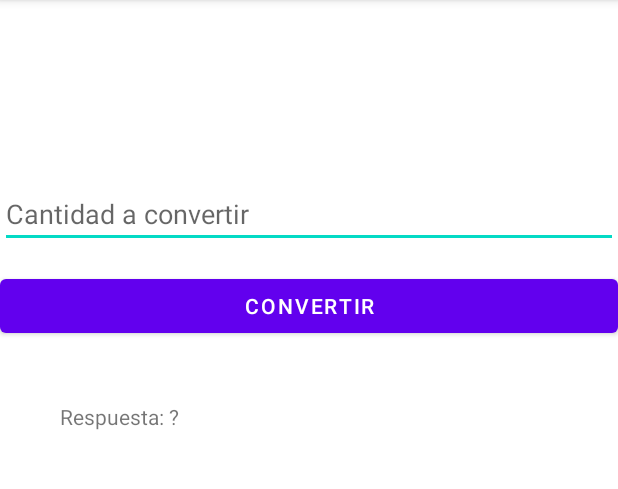
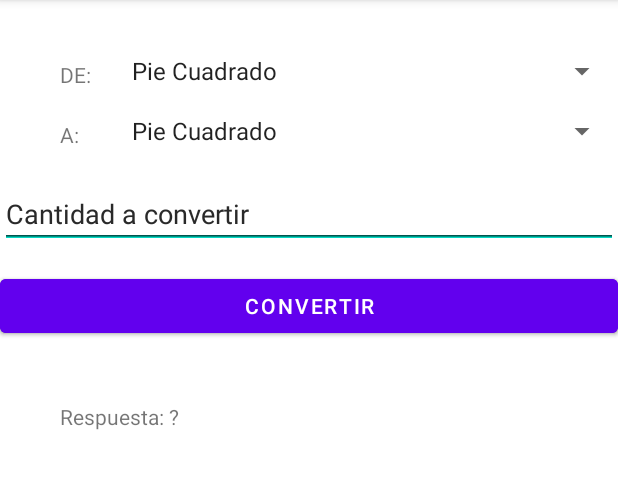
Before and after one commit to josejimenez20/Android_Studio_Ciclo_III, an Android app: the screen it shows after launch (MainActivity), on a phone screen of 412 x 824 dp, the part 84-573 px from its top. Run offline under Robolectric (Android 15) with nearby library versions, the light colour scheme and no system bars.

Commit message:
Creacion de la rama Parcial_1 1 de 2 funciones funcionando

```diff
--- a/controlesBasicos/app/src/main/res/layout/activity_main.xml
+++ b/controlesBasicos/app/src/main/res/layout/activity_main.xml
@@ -60,6 +60,52 @@
                     android:layout_width="match_parent"
                     android:layout_height="match_parent"
                     android:orientation="vertical">
+
+                    <TextView
+                        android:id="@+id/lblAreaDe"
+                        android:layout_width="wrap_content"
+                        android:layout_height="wrap_content"
+                        android:layout_marginTop="40dp"
+                        android:layout_marginLeft="40dp"
+                        android:text="DE:" />
+
+                    <TextView
+                        android:id="@+id/lblAreaA"
+                        android:layout_width="wrap_content"
+                        android:layout_height="wrap_content"
+                        android:layout_marginTop="80dp"
+                        android:layout_marginLeft="40dp"
+                        android:text="A:" />
+
+                    <Spinner
+                        android:id="@+id/spnAreaDe"
+                        android:entries="@array/spnArea"
+                        android:layout_width="match_parent"
+                        android:layout_height="wrap_content"
+                        android:layout_marginLeft="80dp"
+                        android:layout_marginTop="35dp" />
+
+                    <Spinner
+                        android:id="@+id/spnAreaA"
+                        android:entries="@array/spnArea"
+                        android:layout_width="match_parent"
+                        android:layout_height="wrap_content"
+                        android:layout_marginTop="75dp"
+                        android:layout_marginLeft="80dp"/>
+
+                    <EditText
+                        android:id="@+id/txtAreaCantidad"
+                        android:layout_width="match_parent"
+                        android:layout_height="wrap_content"
+                        android:layout_marginTop="120dp"
+                        android:hint="Cantidad a convertir"/>
+
+                    <Button
+                        android:id="@+id/btnAreaConvertir"
+                        android:layout_width="match_parent"
+                        android:layout_height="wrap_content"
+                        android:layout_marginTop="180dp"
+                        android:text="CONVERTIR"/>
                 </RelativeLayout>
 
             </FrameLayout>
```
